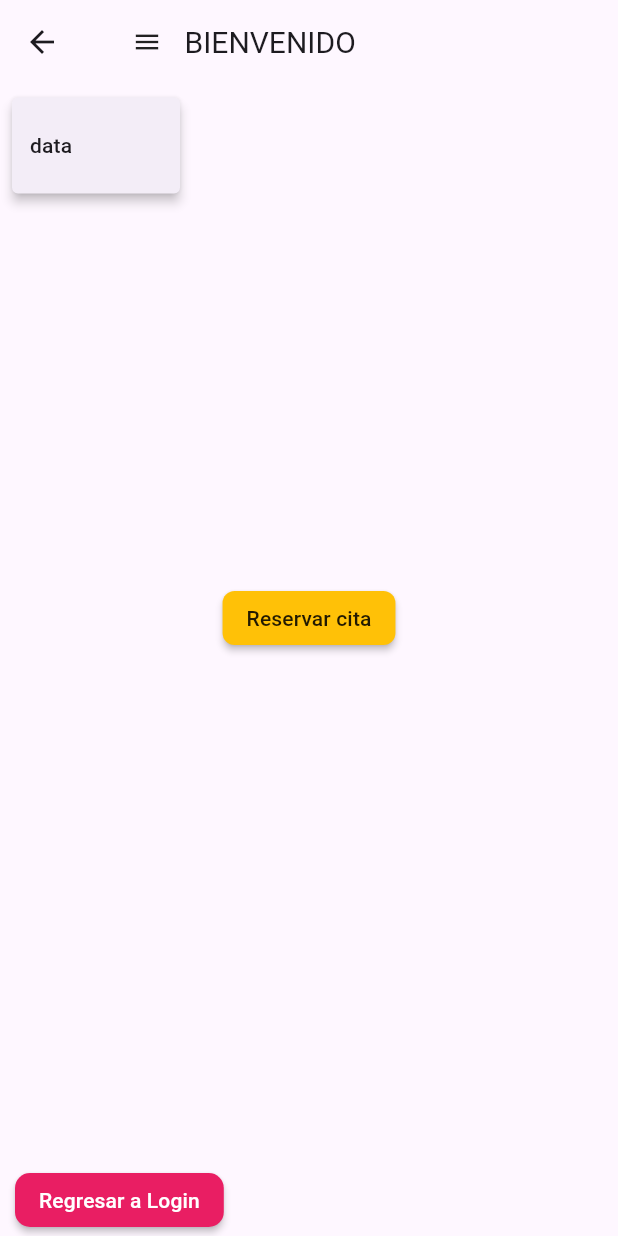
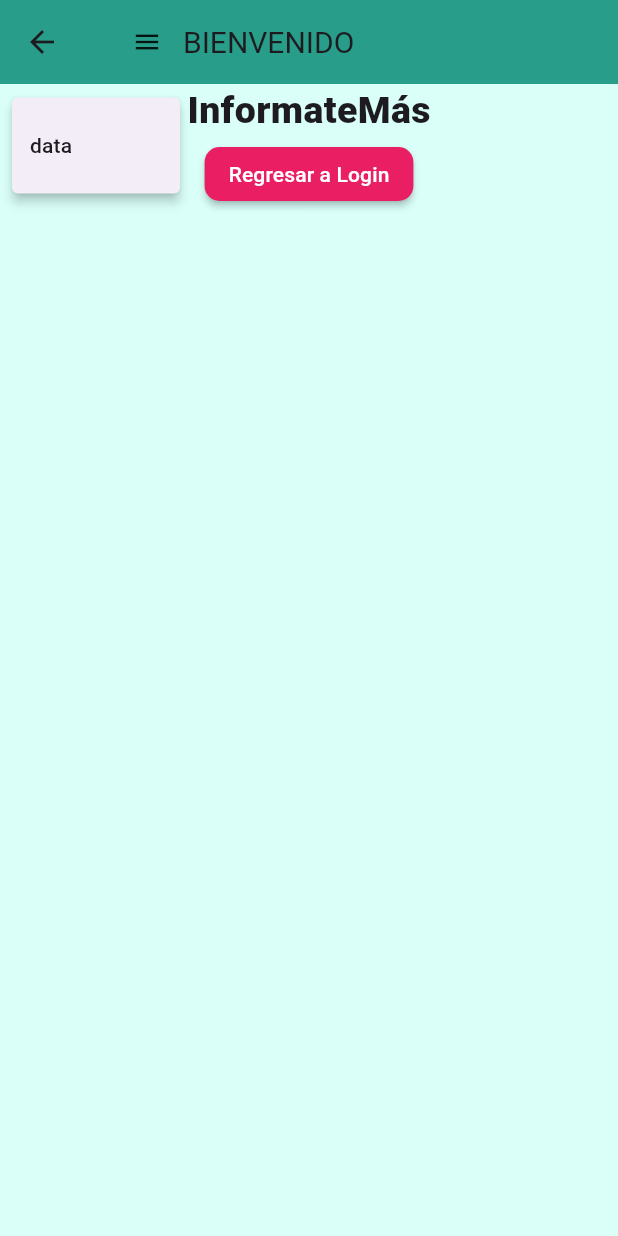
Before and after one commit to anthony2004lp/AppPosta, a Flutter app: the HomeScreen screen opened by its route, after a tap on the "menu" icon, on a phone screen of 412 x 824 dp. Run offline on Flutter 3.47's test engine with Material 3 defaults, Android fonts, the phone set to English and light mode, and no system bars.

Commit message:
update home_screen

```diff
--- a/app_postsalud/lib/screens/home_screen.dart
+++ b/app_postsalud/lib/screens/home_screen.dart
@@ -6,30 +6,17 @@ class HomeScreen extends StatelessWidget {
   @override
   Widget build(BuildContext context) {
     return Scaffold(
-      body: SafeArea(
-        child: SizedBox(
-          width: double.infinity,
-          height: double.infinity,
-          child: Stack(
-            children: [
-              AppBar(
-                title: Stack(
-                  children: [
-                    Row(
+      appBar: AppBar(
+        backgroundColor: Color.fromRGBO(40, 157, 137, 1),
+        title: Row(
           children: [
             SizedBox(
               width: 40,
               child: MaterialButton(
                 onPressed: () {
                   showMenu(
-                                context:
-                                    context, // Asegúrate de tener acceso al BuildContext
-                                position: const RelativeRect.fromLTRB(
-                                  0,
-                                  65,
-                                  0,
-                                  50,
-                                ),
+                    context: context,
+                    position: const RelativeRect.fromLTRB(0, 65, 0, 50),
                     items: [
                       const PopupMenuItem(
                         value: 1,
@@ -37,41 +24,34 @@ class HomeScreen extends StatelessWidget {
                       ),
                     ],
                   ).then((value) {
-                                return value != null
-                                    ? null
-                                    : 'opcion seleccionada: $value';
+                    return value != null ? null : 'Opción seleccionada: $value';
                   });
                 },
                 child: const Icon(Icons.menu, size: 20),
               ),
             ),
             const SizedBox(width: 10),
-                        Container(
-                          margin: const EdgeInsets.symmetric(horizontal: 1),
-                          child: const Text(
+            const Text(
               'BIENVENIDO',
               style: TextStyle(fontSize: 20),
-                          ),
-                        ),
-                      ],
             ),
           ],
         ),
       ),
-              Center(
-                child: MaterialButton(
-                  color: Colors.amber,
-                  onPressed: () {},
-                  shape: RoundedRectangleBorder(
-                    borderRadius: BorderRadius.circular(8),
-                  ),
-                  child: const Text('Reservar cita'),
+      body: SafeArea(
+        child: Container(
+          color: Color.fromRGBO(218, 255, 249, 1),
+          child: Column(
+            children: [
+              Container(),
+              Container(
+                child: const Text(
+                  'InformateMás',
+                  style: TextStyle(fontSize: 25, fontWeight: FontWeight.w800),
                 ),
               ),
-              Positioned(
-                left: 10,
-                bottom: 0,
-                child: MaterialButton(
+              Row(),
+              MaterialButton(
                 shape: RoundedRectangleBorder(
                   borderRadius: BorderRadius.circular(10),
                 ),
@@ -84,7 +64,6 @@ class HomeScreen extends StatelessWidget {
                   style: TextStyle(color: Colors.white),
                 ),
               ),
-              ),
             ],
           ),
         ),
--- a/app_postsalud/pubspec.yaml
+++ b/app_postsalud/pubspec.yaml
@@ -10,6 +10,7 @@ dependencies:
   flutter:
     sdk: flutter
 
+
 dev_dependencies:
   flutter_test:
     sdk: flutter
```
Also changed, not shown: 12 other files. Lines whose indentation alone changed are shown as unchanged.
